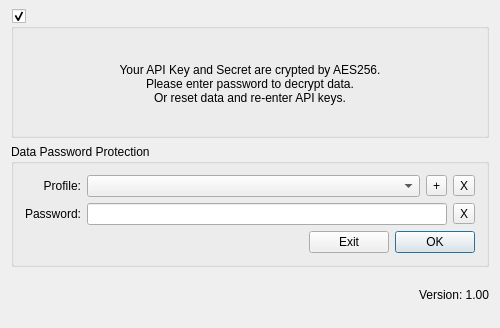
Qt form src/login/passworddialog.ui (iCoinSoft/TidexTrader) before a commit.
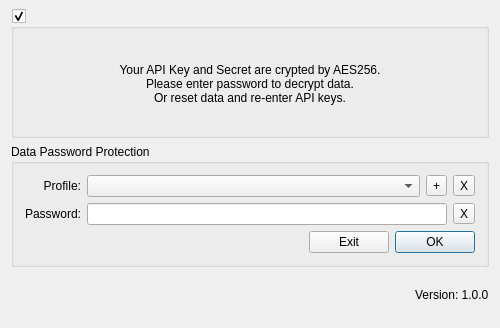
The same form after that commit. Icons and pictures are not drawn.

What changed in the file:
```diff
--- a/src/login/passworddialog.ui
+++ b/src/login/passworddialog.ui
@@ -293,7 +293,7 @@
      <item>
       <widget class="QLabel" name="label_info">
        <property name="text">
-        <string>Version: 1.00</string>
+        <string>Version: 1.0.0</string>
        </property>
        <property name="margin">
         <number>0</number>
```
